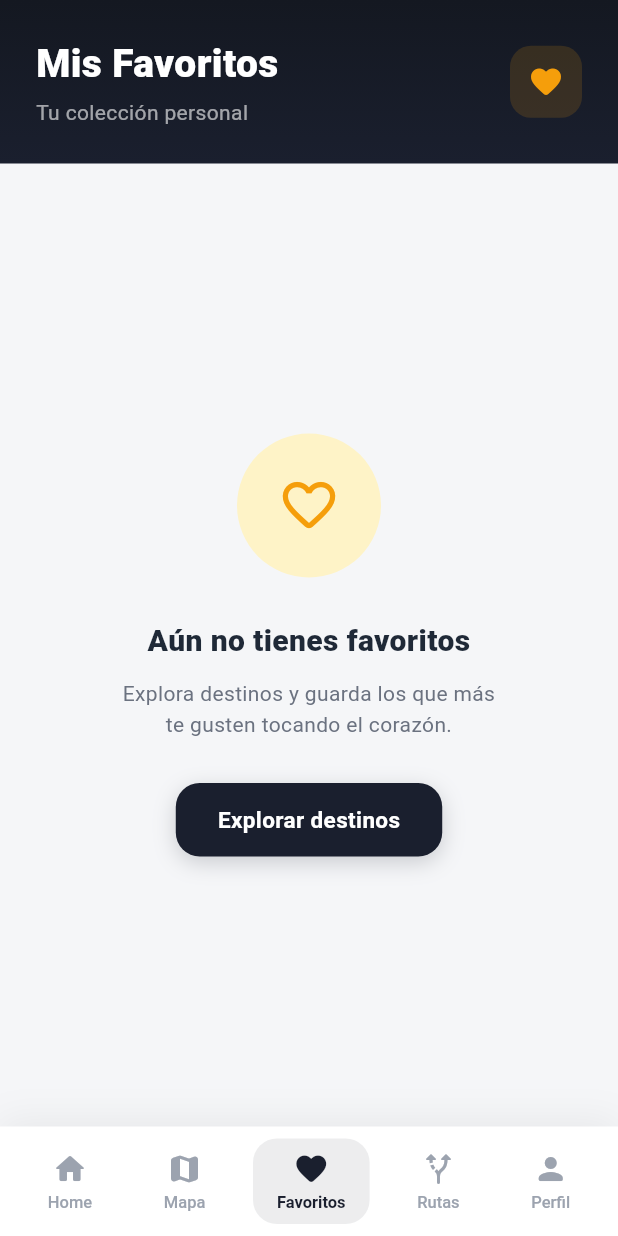
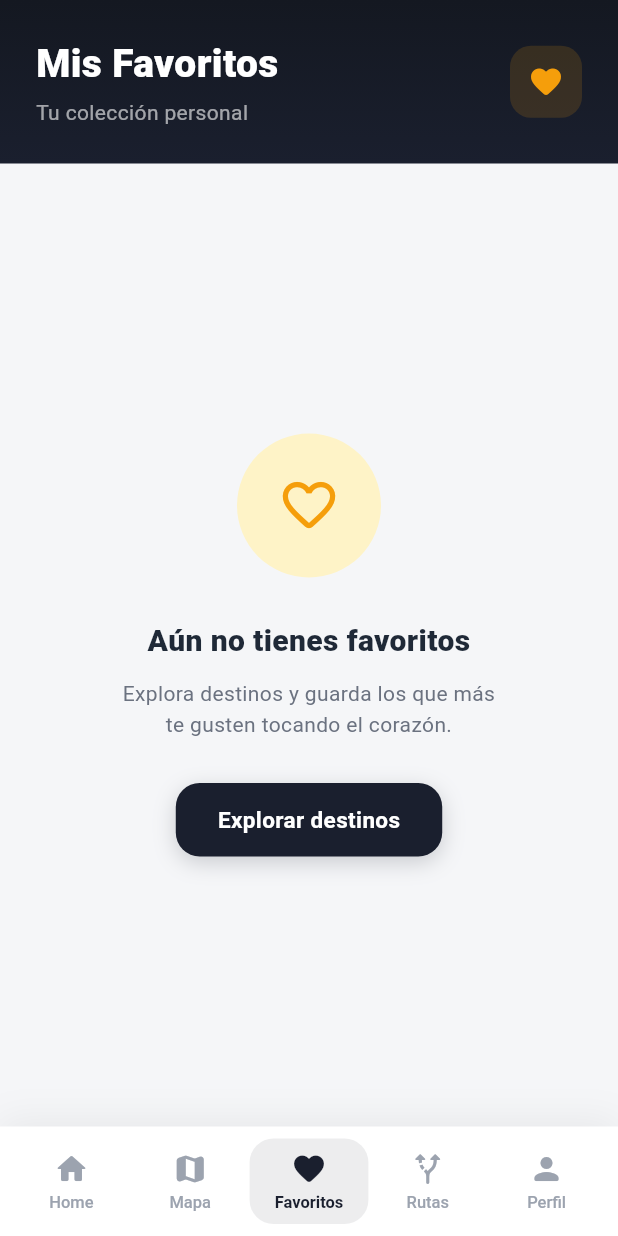
Before and after one commit to biznovatech-spec/proxvel_app, a Flutter app: the MainLayout screen opened by its route, item 3 of the bottom bar chosen, on a phone screen of 412 x 824 dp. Run offline on Flutter 3.47's test engine with Material 3 defaults, Android fonts, the phone set to English and light mode, and no system bars; our stand-ins replace flutter_map, flutter_secure_storage, flutter_svg, geolocator, go_router, latlong2 and 1 more; accounts and stored records are empty; network calls fail.

Commit message:
Corregir elementos del app

```diff
--- a/lib/core/widgets/navigation/proxvel_bottom_navigation.dart
+++ b/lib/core/widgets/navigation/proxvel_bottom_navigation.dart
@@ -32,35 +32,45 @@ class ProxvelBottomNavigation extends StatelessWidget {
           child: Row(
             mainAxisAlignment: MainAxisAlignment.spaceAround,
             children: [
-              _NavItem(
+              Expanded(
+                child: _NavItem(
                   icon: Icons.home_rounded,
                   label: 'Home',
                   isActive: currentIndex == 0,
                   onTap: () => onTap(0),
                 ),
-              _NavItem(
+              ),
+              Expanded(
+                child: _NavItem(
                   icon: Icons.map_rounded,
                   label: 'Mapa',
                   isActive: currentIndex == 1,
                   onTap: () => onTap(1),
                 ),
-              _NavItem(
+              ),
+              Expanded(
+                child: _NavItem(
                   icon: Icons.favorite_rounded,
                   label: 'Favoritos',
                   isActive: currentIndex == 2,
                   onTap: () => onTap(2),
                 ),
-              _NavItem(
+              ),
+              Expanded(
+                child: _NavItem(
                   icon: Icons.alt_route_rounded,
                   label: 'Rutas',
                   isActive: currentIndex == 3,
                   onTap: () => onTap(3),
                 ),
-              _NavItem(
+              ),
+              Expanded(
+                child: _NavItem(
                   icon: Icons.person_rounded,
                   label: 'Perfil',
                   isActive: currentIndex == 4,
                   onTap: () => onTap(4),
+                ),
               ),
             ],
           ),
@@ -113,7 +123,11 @@ class _NavItem extends StatelessWidget {
                 fontWeight: isActive ? FontWeight.w700 : FontWeight.w500,
                 color: isActive ? AppColors.navActive : AppColors.navInactive,
               ),
-              child: Text(label),
+              child: Text(
+                label,
+                maxLines: 1,
+                overflow: TextOverflow.ellipsis,
+              ),
             ),
           ],
         ),
--- a/lib/views/main/main_layout.dart
+++ b/lib/views/main/main_layout.dart
@@ -9,12 +9,20 @@ import '../../core/widgets/navigation/proxvel_bottom_navigation.dart';
 class MainLayout extends StatefulWidget {
   const MainLayout({super.key});
 
+  static MainLayoutState? of(BuildContext context) => context.findAncestorStateOfType<MainLayoutState>();
+
   @override
-  State<MainLayout> createState() => _MainLayoutState();
+  State<MainLayout> createState() => MainLayoutState();
 }
 
-class _MainLayoutState extends State<MainLayout> {
+class MainLayoutState extends State<MainLayout> {
   int _currentIndex = 0;
+
+  void changeTab(int index) {
+    setState(() {
+      _currentIndex = index;
+    });
+  }
   final List<Widget> _screens = const [
     HomeScreen(),
     MapScreen(),
```
Also changed, not shown: lib/core/widgets/cards/destination_recommendation_card.dart (+10 -2 lines), lib/views/destination/destination_detail_screen.dart (+6 -91 lines), lib/views/destination/widgets/ranking_header_card.dart (+8 -11 lines), lib/views/favorites/favorites_screen.dart (+7 -1 lines), lib/views/feedback/feedback_screen.dart (+40 -20 lines), lib/views/routes/routes_screen.dart (+7 -1 lines), 2 other files. Lines whose indentation alone changed are shown as unchanged.
